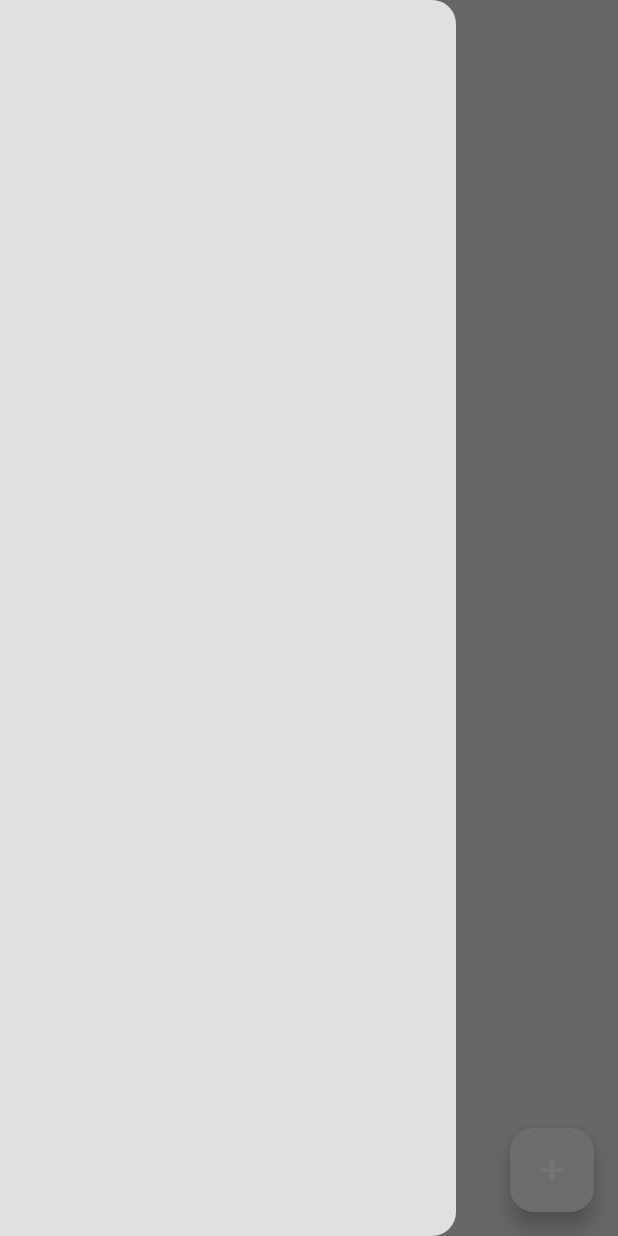
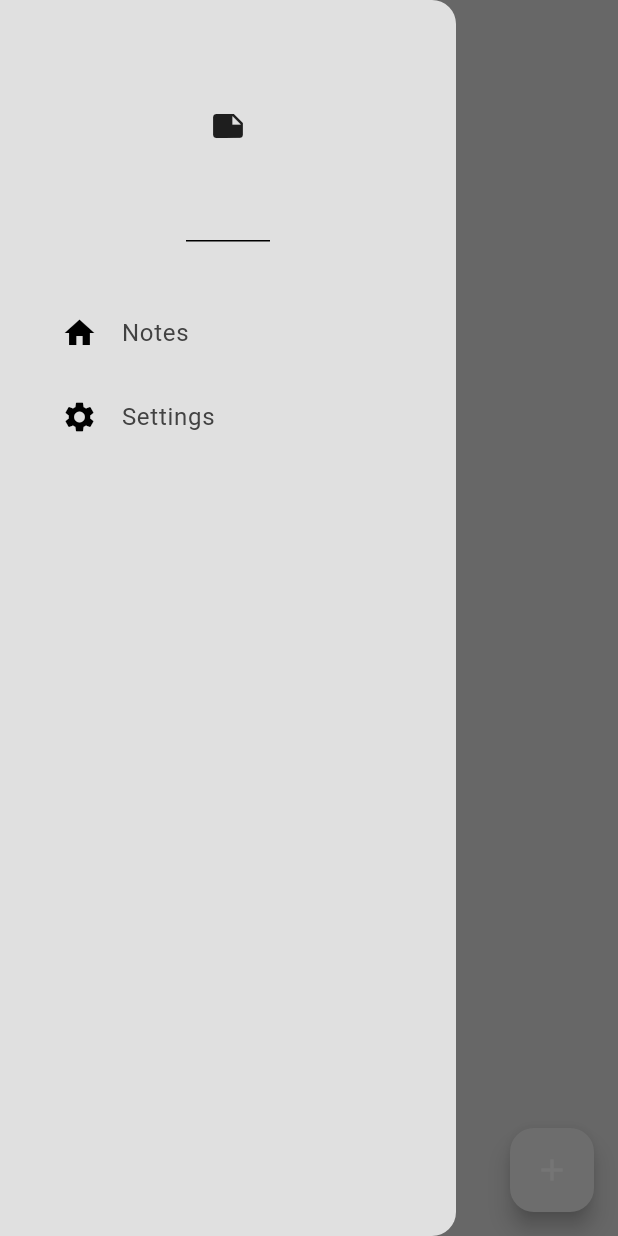
Before and after one commit to kkong3456/koko_notes_app, a Flutter app: the screen it shows after launch, with the side drawer open, on a phone screen of 412 x 824 dp. Run offline on Flutter 3.47's test engine with Material 3 defaults, Android fonts, the phone set to English and light mode, and no system bars; our stand-ins replace google_fonts, isar, popover; accounts and stored records are empty; generated files the repository leaves out were written again.

Commit message:
note app end
4:08:08
t

```diff
--- /dev/null
+++ b/lib/components/drawer.dart
@@ -0,0 +1,42 @@
+import 'package:flutter/material.dart';
+import 'package:koko_notes_app/components/drawer_tile.dart';
+import 'package:koko_notes_app/pages/settings_page.dart';
+
+class MyDrawer extends StatelessWidget {
+  const MyDrawer({super.key});
+
+  @override
+  Widget build(BuildContext context) {
+    return Drawer(
+      child: Column(
+        children: [
+          //header
+          DrawerHeader(
+            child: Icon(Icons.note),
+          ),
+          const SizedBox(height: 25),
+          //note tile
+          DrawerTile(
+            title: 'Notes',
+            leading: Icon(Icons.home),
+            onTap: () => Navigator.of(context).pop(),
+          ),
+
+          //settings tile
+          DrawerTile(
+            title: 'Settings',
+            leading: Icon(Icons.settings),
+            onTap: () {
+              Navigator.of(context).pop();
+              Navigator.of(context).push(
+                MaterialPageRoute(
+                  builder: (context) => const SettingsPage(),
+                ),
+              );
+            },
+          ),
+        ],
+      ),
+    );
+  }
+}
--- /dev/null
+++ b/lib/components/drawer_tile.dart
@@ -0,0 +1,29 @@
+import 'package:flutter/material.dart';
+
+class DrawerTile extends StatelessWidget {
+  final String title;
+  final Widget? leading;
+  final void Function()? onTap;
+
+  const DrawerTile({
+    super.key,
+    required this.title,
+    required this.leading,
+    required this.onTap,
+  });
+
+  @override
+  Widget build(BuildContext context) {
+    return Padding(
+      padding: const EdgeInsets.only(left: 25.0),
+      child: ListTile(
+        title: Text(
+          title,
+          style: TextStyle(color: Theme.of(context).colorScheme.inversePrimary),
+        ),
+        leading: leading,
+        onTap: onTap,
+      ),
+    );
+  }
+}
--- a/lib/theme/theme_provider.dart
+++ b/lib/theme/theme_provider.dart
@@ -16,5 +16,6 @@
     } else {
       _themeData = lightMode;
     }
+    // notifyListeners();
   }
 }
--- a/pubspec.yaml
+++ b/pubspec.yaml
@@ -40,6 +40,7 @@
   path_provider: ^2.1.5
   provider: ^6.1.2
   google_fonts: ^6.2.1
+  popover: ^0.3.1
 
 dev_dependencies:
   flutter_test:
```
Also changed, not shown: lib/components/note_settings.dart (added, +55 -0 lines), lib/components/note_tile.dart (added, +45 -0 lines), lib/pages/notes_page.dart (+8 -16 lines), lib/pages/settings_page.dart (added, +46 -0 lines), pubspec.lock.
